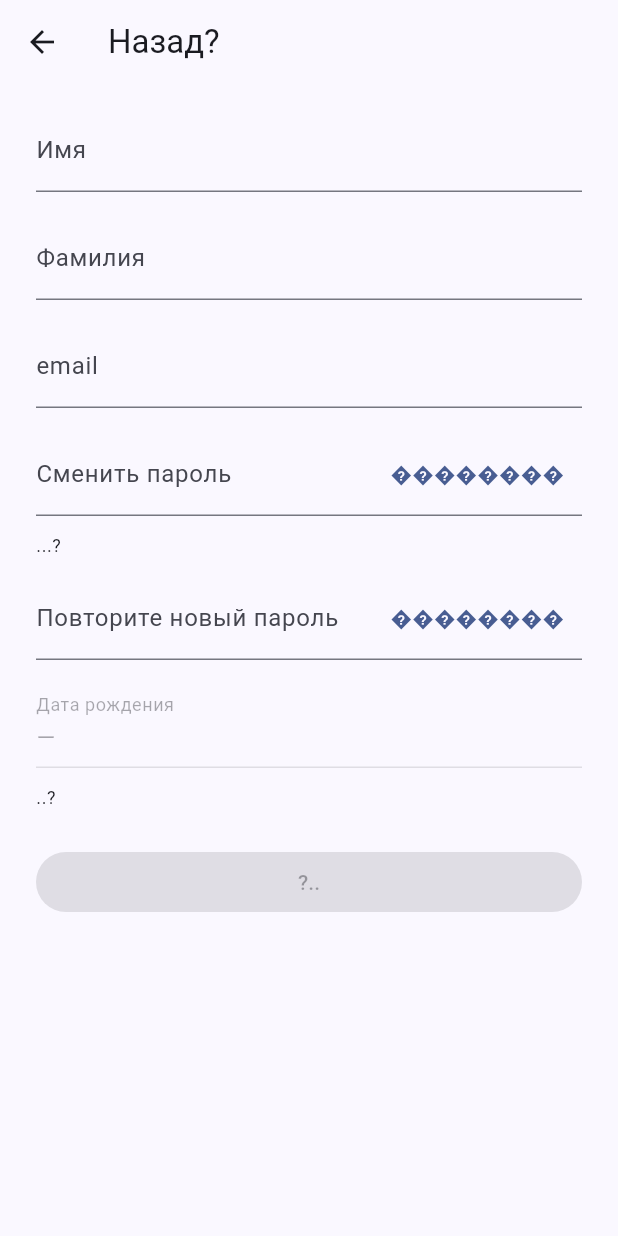
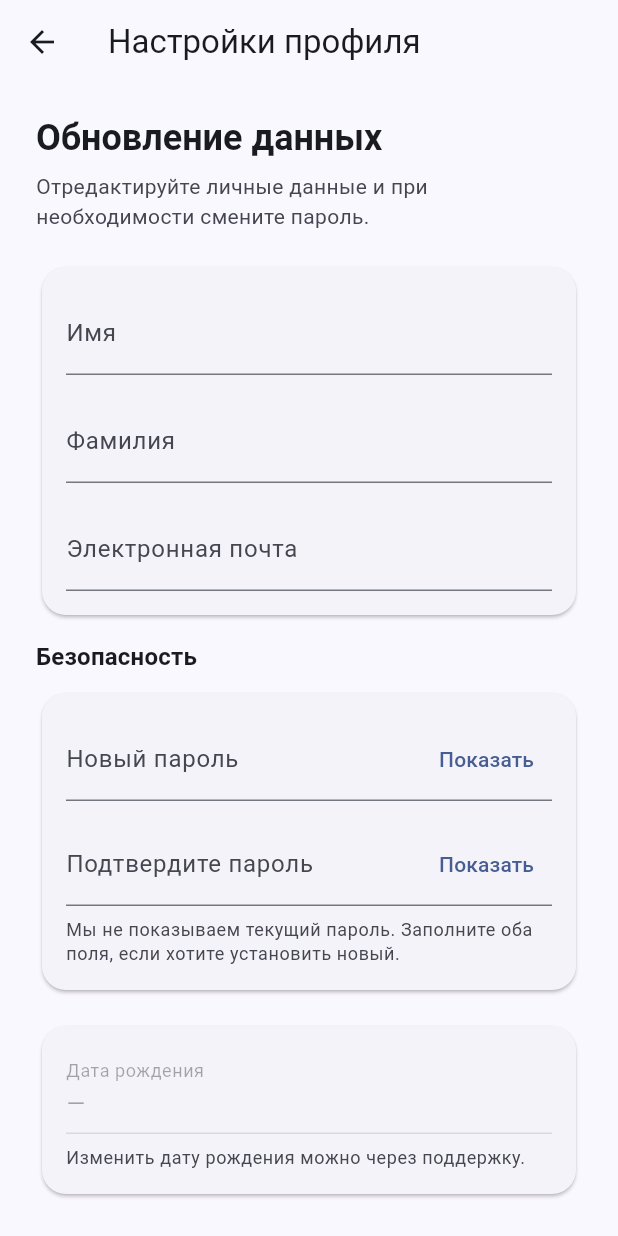
Before and after one commit to gweissj/cryptomania_frontend, a Flutter app: the ProfileSettingsPage screen opened by its route, on a phone screen of 412 x 824 dp. Run offline on Flutter 3.47's test engine with Material 3 defaults, Android fonts, the light colour scheme and no system bars; our stand-ins replace cached_network_image, dio, flutter_riverpod, flutter_secure_storage, go_router; accounts and stored records are empty.

Commit message:
fix: change the text on the user data update page

```diff
--- a/lib/src/features/profile/views/profile_settings_page.dart
+++ b/lib/src/features/profile/views/profile_settings_page.dart
@@ -26,7 +26,7 @@ class _ProfileSettingsPageState extends ConsumerState<ProfileSettingsPage> {
     ) {
       if (next.successProfile != null &&
           next.successProfile != previous?.successProfile) {
-        AppErrorHandler.showErrorSnackBar(context, 'Обновить данные профиля');
+        AppErrorHandler.showErrorSnackBar(context, 'Данные профиля обновлены');
         ref
             .read(profileSettingsControllerProvider.notifier)
             .acknowledgeSuccess();
@@ -41,7 +41,7 @@ class _ProfileSettingsPageState extends ConsumerState<ProfileSettingsPage> {
 
     return Scaffold(
       appBar: AppBar(
-        title: const Text('Назад?'),
+        title: const Text('Настройки профиля'),
         leading: IconButton(
           icon: const Icon(Icons.arrow_back),
           onPressed: () => context.pop(),
@@ -49,7 +49,30 @@ class _ProfileSettingsPageState extends ConsumerState<ProfileSettingsPage> {
       ),
       body: SafeArea(
         child: SingleChildScrollView(
-          padding: const EdgeInsets.symmetric(horizontal: 24, vertical: 16),
+          padding: const EdgeInsets.symmetric(horizontal: 24, vertical: 20),
+          child: Column(
+            crossAxisAlignment: CrossAxisAlignment.start,
+            children: [
+              Text(
+                'Обновление данных',
+                style: Theme.of(context).textTheme.headlineSmall?.copyWith(
+                  fontWeight: FontWeight.w700,
+                ),
+              ),
+              const SizedBox(height: 6),
+              Text(
+                'Отредактируйте личные данные и при необходимости смените пароль.',
+                style: Theme.of(context).textTheme.bodyMedium?.copyWith(
+                  color: Theme.of(context).colorScheme.onSurfaceVariant,
+                ),
+              ),
+              const SizedBox(height: 20),
+              Card(
+                shape: RoundedRectangleBorder(
+                  borderRadius: BorderRadius.circular(16),
+                ),
+                child: Padding(
+                  padding: const EdgeInsets.all(16),
                   child: Column(
                     children: [
                       AuthTextField(
@@ -73,66 +96,105 @@ class _ProfileSettingsPageState extends ConsumerState<ProfileSettingsPage> {
                       AuthTextField(
                         value: state.email,
                         onChanged: controller.onEmailChanged,
-                label: 'email',
-                placeholder: 'test@gmail.com',
+                        label: 'Электронная почта',
+                        placeholder: 'example@mail.com',
                         keyboardType: TextInputType.emailAddress,
                         textInputAction: TextInputAction.next,
                         errorText: state.emailError,
                       ),
-              const SizedBox(height: 16),
+                    ],
+                  ),
+                ),
+              ),
+              const SizedBox(height: 12),
+              Text(
+                'Безопасность',
+                style: Theme.of(
+                  context,
+                ).textTheme.titleMedium?.copyWith(fontWeight: FontWeight.w700),
+              ),
+              const SizedBox(height: 8),
+              Card(
+                shape: RoundedRectangleBorder(
+                  borderRadius: BorderRadius.circular(16),
+                ),
+                child: Padding(
+                  padding: const EdgeInsets.all(16),
+                  child: Column(
+                    crossAxisAlignment: CrossAxisAlignment.start,
+                    children: [
                       AuthTextField(
                         value: state.newPassword,
                         onChanged: controller.onPasswordChanged,
-                label: 'Сменить пароль',
-                placeholder: '...',
+                        label: 'Новый пароль',
+                        placeholder: 'Оставьте пустым, чтобы не менять',
                         obscureText: !_passwordVisible,
                         textInputAction: TextInputAction.next,
                         errorText: state.passwordError,
                         suffix: TextButton(
-                  onPressed: () =>
-                      setState(() => _passwordVisible = !_passwordVisible),
-                  child: Text(_passwordVisible ? '������' : '��������'),
+                          onPressed: () => setState(
+                            () => _passwordVisible = !_passwordVisible,
+                          ),
+                          child: Text(_passwordVisible ? 'Скрыть' : 'Показать'),
                         ),
                       ),
-              const SizedBox(height: 12),
-              Align(
-                alignment: Alignment.centerLeft,
-                child: Text(
-                  '...?',
-                  style: Theme.of(context).textTheme.bodySmall,
-                ),
-              ),
-              const SizedBox(height: 12),
+                      const SizedBox(height: 14),
                       AuthTextField(
                         value: state.repeatPassword,
                         onChanged: controller.onRepeatPasswordChanged,
-                label: 'Повторите новый пароль',
-                placeholder: 'Повторите пароль',
+                        label: 'Подтвердите пароль',
+                        placeholder: 'Повторите новый пароль',
                         obscureText: !_repeatPasswordVisible,
                         textInputAction: TextInputAction.next,
                         errorText: state.repeatPasswordError,
                         suffix: TextButton(
                           onPressed: () => setState(
-                    () => _repeatPasswordVisible = !_repeatPasswordVisible,
+                            () => _repeatPasswordVisible =
+                                !_repeatPasswordVisible,
                           ),
-                  child: Text(_repeatPasswordVisible ? '������' : '��������'),
+                          child: Text(
+                            _repeatPasswordVisible ? 'Скрыть' : 'Показать',
+                          ),
+                        ),
+                      ),
+                      const SizedBox(height: 8),
+                      Text(
+                        'Мы не показываем текущий пароль. Заполните оба поля, если хотите установить новый.',
+                        style: Theme.of(context).textTheme.bodySmall?.copyWith(
+                          color: Theme.of(context).colorScheme.onSurfaceVariant,
+                        ),
+                      ),
+                    ],
+                  ),
                 ),
               ),
               const SizedBox(height: 16),
+              Card(
+                shape: RoundedRectangleBorder(
+                  borderRadius: BorderRadius.circular(16),
+                ),
+                child: Padding(
+                  padding: const EdgeInsets.all(16),
+                  child: Column(
+                    crossAxisAlignment: CrossAxisAlignment.start,
+                    children: [
                       AuthTextField(
                         value: state.formattedBirthDate,
                         onChanged: (_) {},
                         label: 'Дата рождения',
-                placeholder: 'Вам должно быть больше 18 лет',
+                        placeholder: 'Дата указывается при регистрации',
                         readOnly: true,
                         enabled: false,
                       ),
-              const SizedBox(height: 12),
-              Align(
-                alignment: Alignment.centerLeft,
-                child: Text(
-                  '..?',
-                  style: Theme.of(context).textTheme.bodySmall,
+                      const SizedBox(height: 8),
+                      Text(
+                        'Изменить дату рождения можно через поддержку.',
+                        style: Theme.of(context).textTheme.bodySmall?.copyWith(
+                          color: Theme.of(context).colorScheme.onSurfaceVariant,
+                        ),
+                      ),
+                    ],
+                  ),
                 ),
               ),
               if (state.generalError != null) ...[
@@ -154,7 +216,7 @@ class _ProfileSettingsPageState extends ConsumerState<ProfileSettingsPage> {
                   width: double.infinity,
                   child: Center(
                     child: Text(
-                      state.isLoading ? 'Загрузка...' : '?..',
+                      state.isLoading ? 'Загрузка...' : 'Сохранить изменения',
                     ),
                   ),
                 ),
```
Lines whose indentation alone changed are shown as unchanged.
